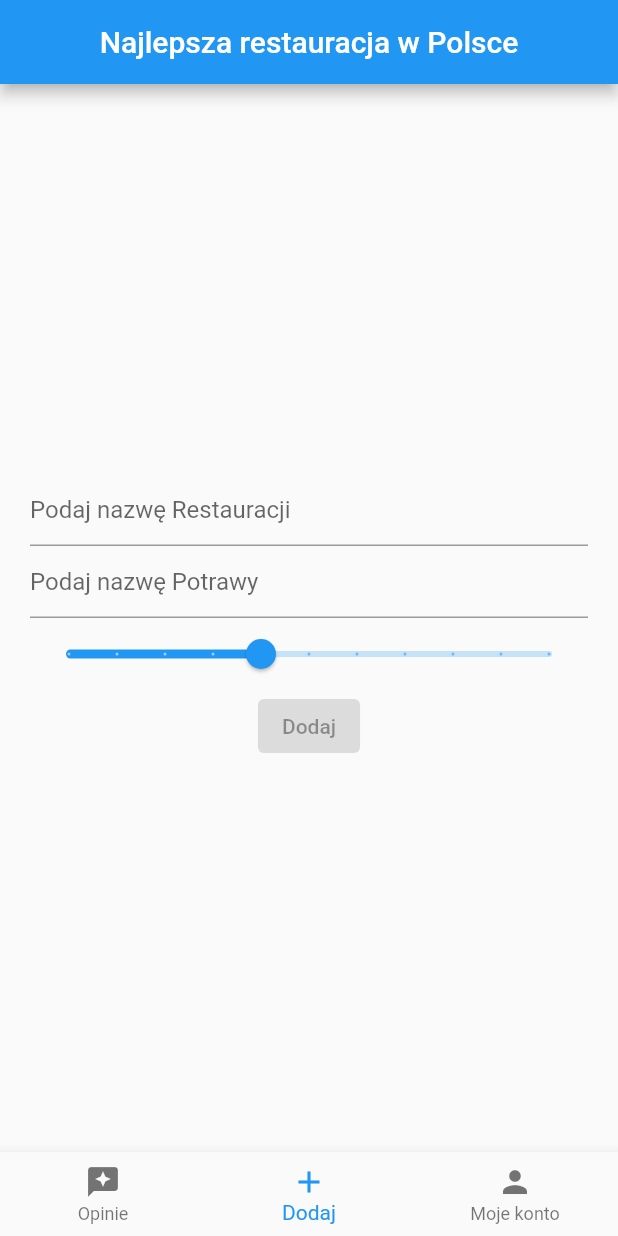
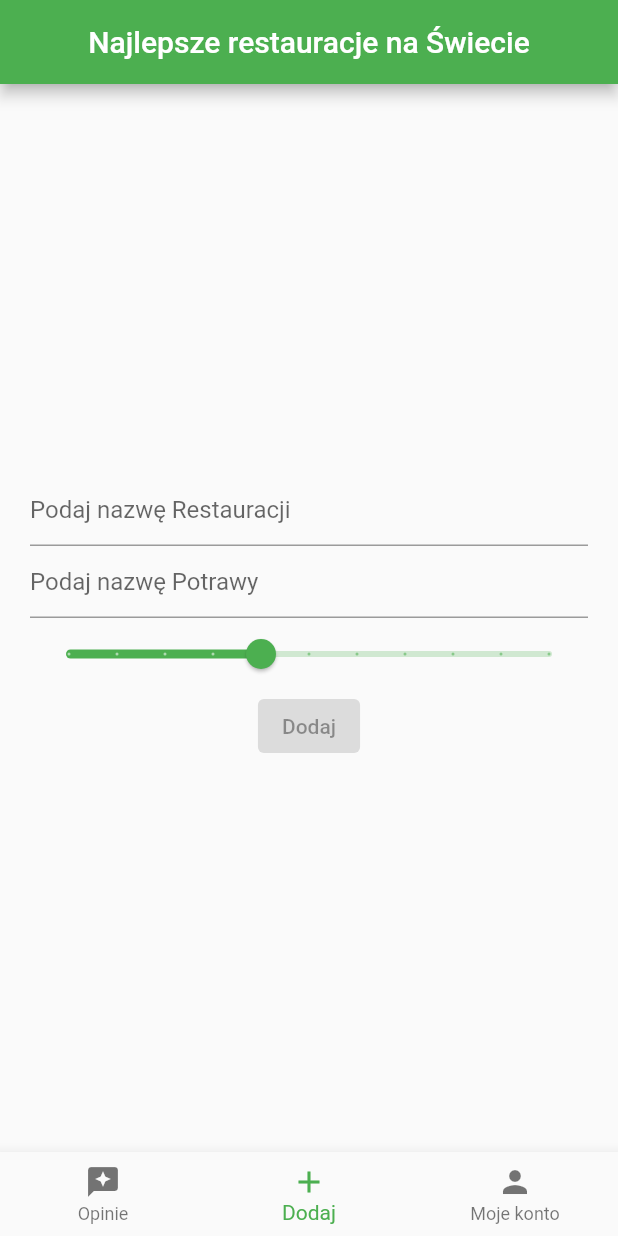
Before and after one commit to jarekcielecki/pizza, a Flutter app: the screen it shows once a user with an empty profile is signed in, item 2 of the bottom bar chosen, on a phone screen of 412 x 824 dp. Run offline on Flutter 3.47's test engine with Material 2 defaults, Android fonts, the phone set to English and light mode, and no system bars; our stand-ins replace bloc, cloud_firestore, firebase_auth, firebase_core, flutter_bloc; accounts and stored records are empty; network calls fail.

Commit message:
change name

```diff
--- a/lib/app/app.dart
+++ b/lib/app/app.dart
@@ -12,7 +12,7 @@ class MyApp extends StatelessWidget {
     return MaterialApp(
       title: 'Flutter Demo',
       theme: ThemeData(
-        primarySwatch: Colors.blue,
+        primarySwatch: Colors.green,
       ),
       home: const RootPage(),
     );
--- a/lib/app/features/home/home_page.dart
+++ b/lib/app/features/home/home_page.dart
@@ -23,7 +23,7 @@ class _HomePageState extends State<HomePage> {
   Widget build(BuildContext context) {
     return Scaffold(
       appBar: AppBar(
-        title: const Center(child: Text('Najlepsza restauracja w Polsce')),
+        title: const Center(child: Text('Najlepsze restauracje na Świecie')),
       ),
       body: Builder(builder: (context) {
         if (currentIndex == 0) {
```
Also changed, not shown: lib/firebase_options.dart, pubspec.lock, 2 other files.
